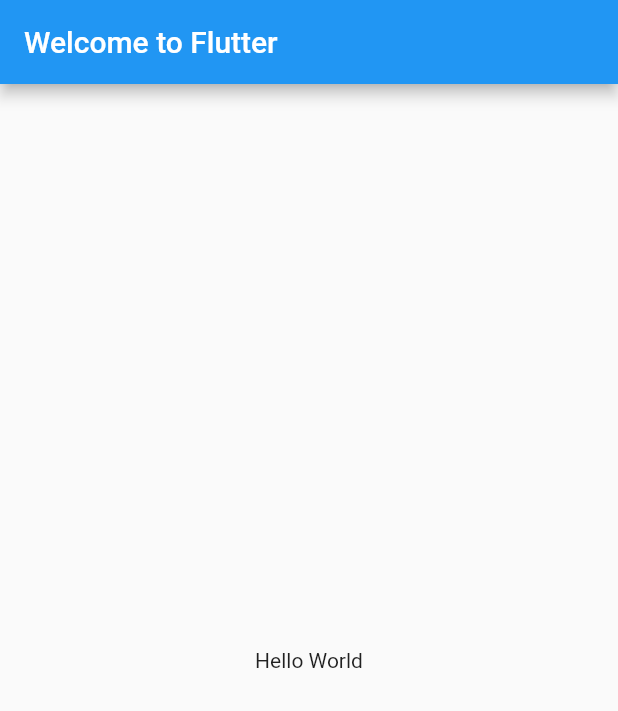
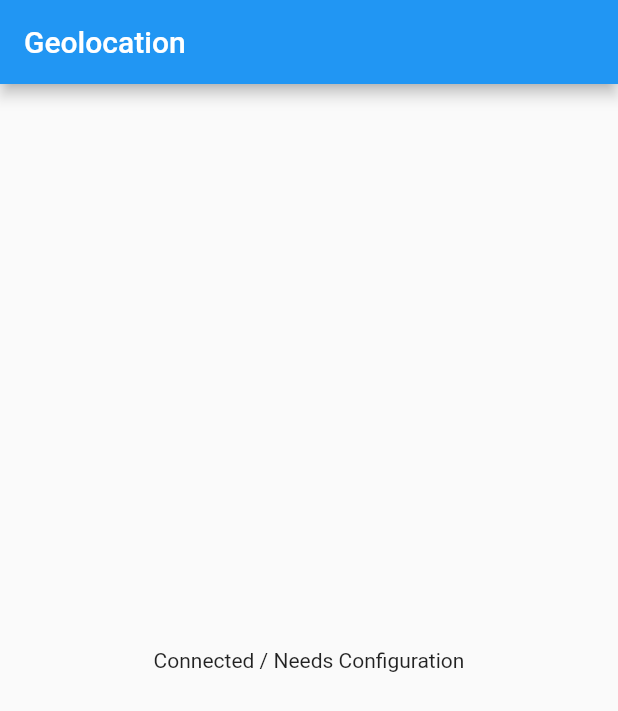
Before and after one commit to carlin010/FlutterBackgroundGeolocation, a Flutter app: the screen it shows after launch, on a phone screen of 412 x 824 dp. Shown: the top 711 px of the screen. Run offline on Flutter 3.47's test engine with Material 2 defaults, Android fonts, the phone set to English and light mode, and no system bars.

Commit message:
Install geolocation plugin

```diff
--- a/lib/main.dart
+++ b/lib/main.dart
@@ -9,10 +9,10 @@ class MyApp extends StatelessWidget {
       title: 'Welcome to Flutter',
       home: Scaffold(
         appBar: AppBar(
-          title: Text('Welcome to Flutter'),
+          title: Text('Geolocation'),
         ),
         body: Center(
-          child: Text('Hello World'),
+          child: Text('Connected / Needs Configuration'),
         ),
       ),
     );
--- a/pubspec.yaml
+++ b/pubspec.yaml
@@ -23,6 +23,7 @@ environment:
 dependencies:
   flutter:
     sdk: flutter
+  geolocator: ^5.3.1
 
 
   # The following adds the Cupertino Icons font to your application.
```
Also changed, not shown: pubspec.lock, 3 other files.
